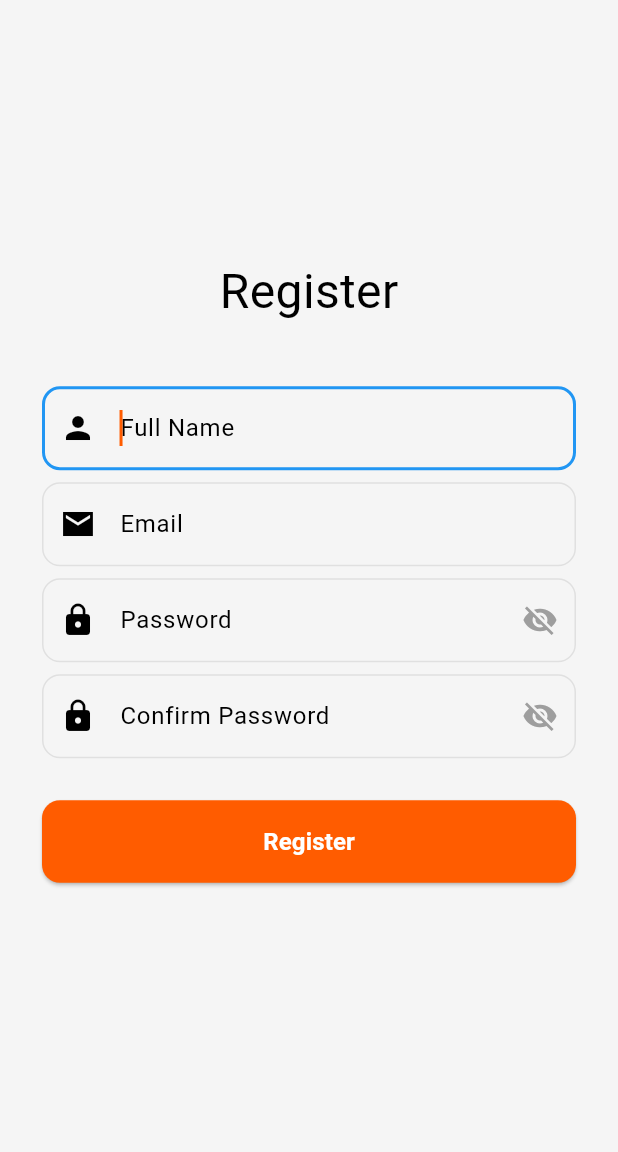
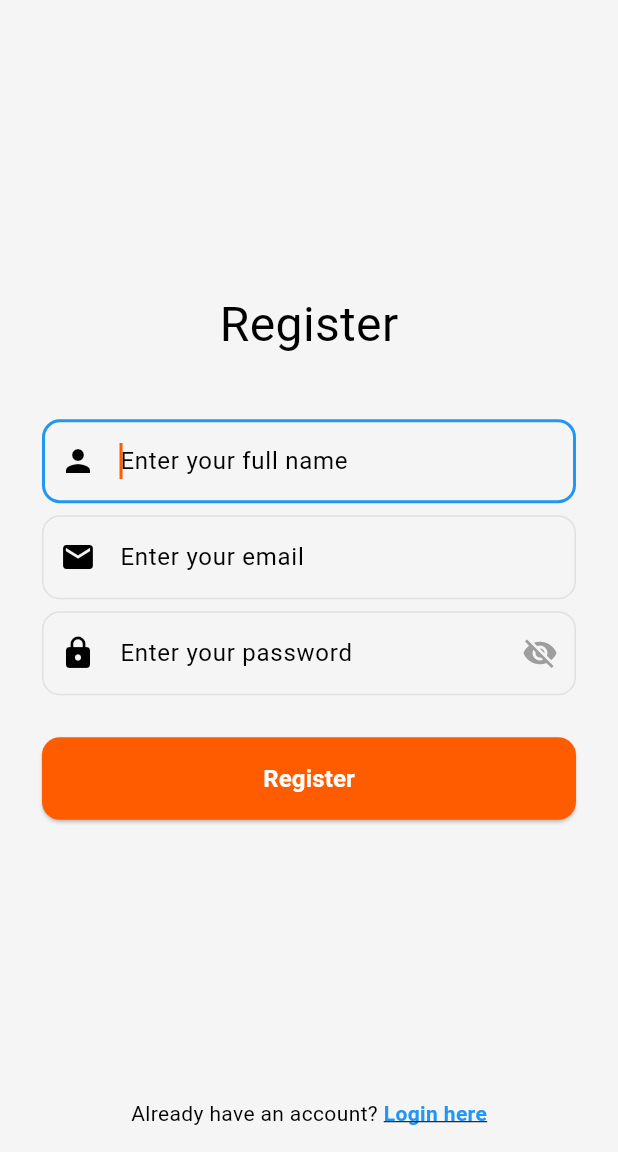
Before and after one commit to Manishshtestha/excelerate_intern_app, a Flutter app: the RegisterPage screen opened by its route, on a phone screen of 412 x 824 dp, the part 84-1236 px from its top. Run offline on Flutter 3.47's test engine with Material 3 defaults, Android fonts, the phone set to English and light mode, and no system bars; our stand-ins replace cloud_firestore, firebase_auth, firebase_core; accounts and stored records are empty; network calls fail.

Commit message:
Implement user registration functionality with Firebase authentication and Firestore integration in RegisterPage

```diff
--- a/lib/pages/register.dart
+++ b/lib/pages/register.dart
@@ -1,8 +1,10 @@
 import 'package:flutter/material.dart';
+import 'package:firebase_auth/firebase_auth.dart';
 import 'package:excelerate_intern_app/widgets/elevated_btn.dart';
 import 'package:excelerate_intern_app/widgets/input_field.dart';
+import 'package:excelerate_intern_app/models/user_model.dart';
+import 'package:excelerate_intern_app/services/firestore_service.dart';
 
-// A StatelessWidget that displays the user registration screen
 class RegisterPage extends StatefulWidget {
   const RegisterPage({super.key});
 
@@ -11,158 +13,203 @@ class RegisterPage extends StatefulWidget {
 }
 
 class _RegisterPageState extends State<RegisterPage> {
-  final TextEditingController _nameController = TextEditingController();
-  final TextEditingController _emailController = TextEditingController();
-  final TextEditingController _passwordController = TextEditingController();
-  final TextEditingController _confirmPasswordController =
-      TextEditingController();
+  final _formKey = GlobalKey<FormState>();
+  final _emailController = TextEditingController();
+  final _passwordController = TextEditingController();
+  final _nameController = TextEditingController();
+  bool _isLoading = false;
 
   @override
   void dispose() {
-    // Clean up controllers
-    _nameController.dispose();
     _emailController.dispose();
     _passwordController.dispose();
-    _confirmPasswordController.dispose();
+    _nameController.dispose();
     super.dispose();
   }
 
-  // Custom validator functions
-  String? _customNameValidator(String? value) {
-    if (value == null || value.trim().isEmpty) {
-      return 'Name is required';
+  Future<void> register() async {
+    if (!_formKey.currentState!.validate()) return;
+
+    setState(() => _isLoading = true);
+
+    try {
+      final credential = await FirebaseAuth.instance
+          .createUserWithEmailAndPassword(
+            email: _emailController.text.trim(),
+            password: _passwordController.text.trim(),
+          );
+
+      final user = credential.user;
+      if (user != null) {
+        await user.updateDisplayName(_nameController.text.trim());
+
+        final userModel = UserModel(
+          uid: user.uid,
+          email: user.email!,
+          displayName: _nameController.text.trim(),
+          createdAt: DateTime.now(),
+        );
+
+        await FirestoreService.createUser(userModel);
+
+        if (mounted) {
+          Navigator.pushReplacementNamed(context, '/bottomnav');
+          ScaffoldMessenger.of(context).showSnackBar(
+            const SnackBar(content: Text('Registration Successful')),
+          );
         }
-    if (value.contains(RegExp(r'[0-9]'))) {
-      return 'Name should not contain numbers';
       }
-    if (!RegExp(r'^[a-zA-Z\s]+$').hasMatch(value)) {
-      return 'Name should only contain letters and spaces';
+    } on FirebaseAuthException catch (e) {
+      String message;
+      switch (e.code) {
+        case 'email-already-in-use':
+          message = 'This email is already registered.';
+          break;
+        case 'invalid-email':
+          message = 'Invalid email address.';
+          break;
+        case 'weak-password':
+          message = 'Password must be at least 6 characters.';
+          break;
+        default:
+          message = 'Registration failed. Please try again.';
       }
-    if (value.trim().length < 3) {
-      return 'Name must be at least 3 characters';
+      ScaffoldMessenger.of(
+        context,
+      ).showSnackBar(SnackBar(content: Text(message)));
+    } finally {
+      if (mounted) setState(() => _isLoading = false);
     }
-    if (value.trim().length > 50) {
-      return 'Name must be less than 50 characters';
-    }
-    return null;
-  }
-
-  String? _customPasswordValidator(String? value) {
-    if (value == null || value.isEmpty) {
-      return 'Please confirm your password';
-    }
-    if (value != _passwordController.text) {
-      return 'Passwords do not match';
-    }
-    return null;
   }
 
   @override
   Widget build(BuildContext context) {
     return Scaffold(
-      // App bar at the top of the screen
       appBar: AppBar(
-        title: Text(
-          'Level up', // App title text
+        title: const Text(
+          'Level up',
           style: TextStyle(fontSize: 32, fontWeight: FontWeight.w700),
         ),
-        centerTitle: true, // Centers the title
-        leading: BackButton(
-          // Back button to return to the previous screen
-          onPressed: () {
-            Navigator.pop(context);
-          },
-        ),
+        centerTitle: true,
       ),
       body: SafeArea(
-        // Ensures UI doesn't overlap with system status bar or notches
         child: Padding(
-          padding: const EdgeInsets.all(16.0), // Adds consistent padding
+          padding: const EdgeInsets.all(16),
+          child: Form(
+            key: _formKey,
             child: Column(
               children: [
-              // Expanded makes the main content take up available space
                 Expanded(
                   child: Center(
-                  child: SingleChildScrollView(
-                    child: Column(
-                      mainAxisSize:
-                          MainAxisSize.min, // Shrinks to content height
+                    child: _isLoading
+                        ? const CircularProgressIndicator()
+                        : Column(
+                            mainAxisSize: MainAxisSize.min,
                             crossAxisAlignment: CrossAxisAlignment.start,
                             children: [
-                        // Register heading
-                        Center(
+                              const Center(
                                 child: Text(
                                   'Register',
                                   style: TextStyle(
                                     fontSize: 32,
-                              color: Colors.black,
                                     fontWeight: FontWeight.w400,
                                   ),
                                 ),
                               ),
+                              const SizedBox(height: 40),
 
-                        const SizedBox(
-                          height: 40,
-                        ), // Spacing before input fields
-                        // Input field for full name
+                              // Full Name
                               InputField(
                                 label: 'Full Name',
-                          hint: 'Full Name',
-                          icon: Icons.person, // (Optional) Can add icon
+                                hint: 'Enter your full name',
+                                icon: Icons.person,
                                 controller: _nameController,
                                 fieldType: InputFieldType.text,
-                          isRequired: true,
-                          validator: _customNameValidator,
+                                validator: (value) {
+                                  if (value == null || value.trim().isEmpty) {
+                                    return 'Full name is required';
+                                  }
+                                  return null;
+                                },
                               ),
 
-                        // Input field for email
+                              // Email
                               InputField(
                                 label: 'Email',
-                          hint: 'Email',
-                          icon: Icons.mail_sharp,
+                                hint: 'Enter your email',
+                                icon: Icons.mail,
                                 controller: _emailController,
                                 fieldType: InputFieldType.email,
-                          isRequired: true,
+                                validator: (value) {
+                                  if (value == null || value.isEmpty) {
+                                    return 'Email is required';
+                                  }
+                                  if (!RegExp(
+                                    r'^[^@]+@[^@]+\.[^@]+',
+                                  ).hasMatch(value)) {
+                                    return 'Enter a valid email address';
+                                  }
+                                  return null;
+                                },
                               ),
 
-                        // Input field for password
+                              // Password
                               InputField(
                                 label: 'Password',
-                          hint: 'Password',
-                          obscureText: true, // Hides entered text
+                                hint: 'Enter your password',
+                                obscureText: true,
                                 icon: Icons.lock,
                                 controller: _passwordController,
                                 fieldType: InputFieldType.password,
-                          isRequired: true,
+                                validator: (value) {
+                                  if (value == null || value.isEmpty) {
+                                    return 'Password is required';
+                                  }
+                                  if (value.length < 6) {
+                                    return 'Password must be at least 6 characters long';
+                                  }
+                                  if(!value.contains(RegExp(r'[A-Z]'))){
+                                    return 'Password must contain at least one uppercase letter';
+                                  }
+                                  if(!value.contains(RegExp(r'[a-z]'))){
+                                    return 'Password must contain at least one lowercase letter';
+                                  }
+                                  if(!value.contains(RegExp(r'[0-9]'))){
+                                    return 'Password must contain at least one number';
+                                  }
+                                  if(!value.contains(RegExp(r'[!@#$%^&*(),.?":{}|<>]'))){
+                                    return 'Password must contain at least one special character';
+                                  }
+                                  return null;
+                                },
                               ),
 
-                        // Input field for confirm password
-                        InputField(
-                          label: 'Password',
-                          hint: 'Confirm Password',
-                          obscureText: true,
-                          icon: Icons.lock,
-                          controller: _confirmPasswordController,
-                          fieldType: InputFieldType.password,
-                          validator: _customPasswordValidator,
-                          isRequired: true,
-                        ),
+                              const SizedBox(height: 20),
 
-                        const SizedBox(height: 20), // Space before button
-                        // Register button
                               ElevatedBtn(
                                 text: 'Register',
-                          onPressed: () {
-                            // TODO: Implement actual user registration logic here.
-                            // On success, navigate to the main app screen.
-                            Navigator.pushReplacementNamed(
-                              context,
-                              '/bottomnav',
-                            );
-                          },
+                                onPressed: _isLoading ? null : register,
                               ),
                             ],
                           ),
+                  ),
+                ),
+                GestureDetector(
+                  onTap: () => Navigator.pushNamed(context, '/login'),
+                  child: const Text.rich(
+                    TextSpan(
+                      text: "Already have an account? ",
+                      style: TextStyle(color: Colors.black),
+                      children: [
+                        TextSpan(
+                          text: "Login here",
+                          style: TextStyle(
+                            color: Colors.blue,
+                            fontWeight: FontWeight.bold,
+                            decoration: TextDecoration.underline,
+                          ),
+                        ),
+                      ],
                     ),
                   ),
                 ),
@@ -170,6 +217,7 @@ class _RegisterPageState extends State<RegisterPage> {
             ),
           ),
         ),
+      ),
     );
   }
 }
```
Lines whose indentation alone changed are shown as unchanged.
